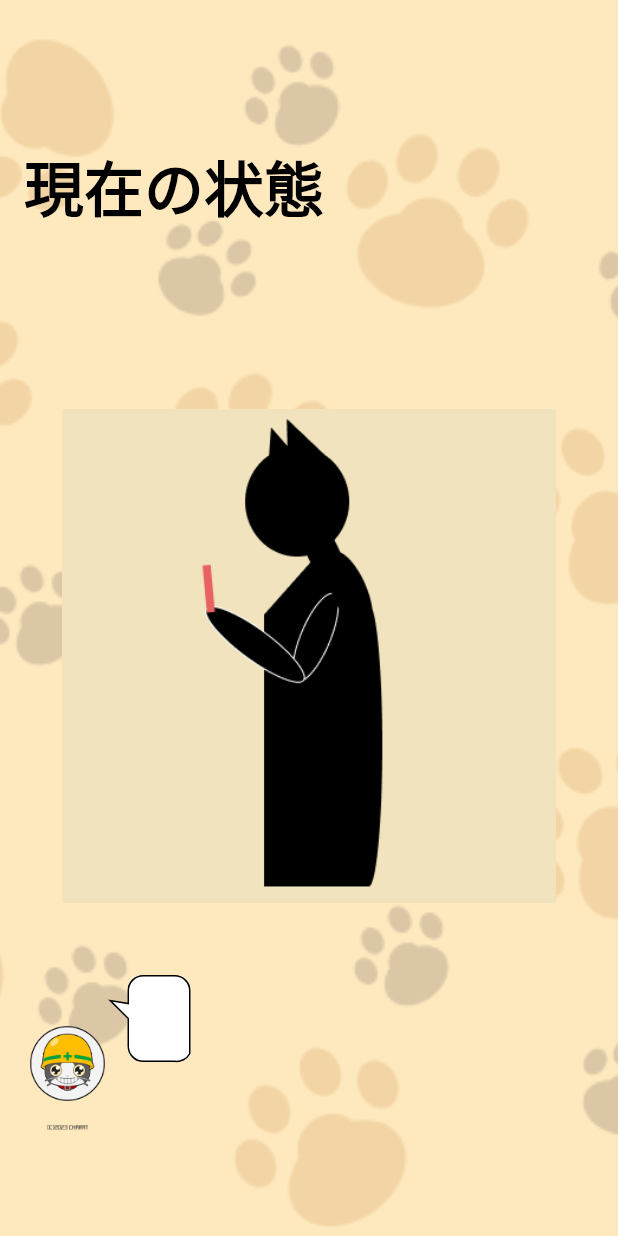
After one commit to eshishi/flutter, a Flutter app: the KMNHome screen opened directly, on a phone screen of 412 x 824 dp. The commit adds this screen. Run offline on Flutter 3.47's test engine with Material 2 defaults, Android fonts, the light colour scheme and no system bars; our stand-ins replace firebase_core, firebase_database, google_fonts, syncfusion_flutter_charts; missing offline and left inert: dart:ffi; accounts and stored records are empty.

Commit message:
とりあえずの完成

```diff
--- /dev/null
+++ b/lib/KMN_home.dart
@@ -0,0 +1,230 @@
+import 'package:flutter/material.dart';
+import 'package:firebase_database/firebase_database.dart';
+import 'package:syncfusion_flutter_charts/charts.dart';
+
+class KMNHome extends StatefulWidget {
+  const KMNHome({Key? key}) : super(key: key);
+
+  @override
+  State<KMNHome> createState() => _KMNHomeState();
+}
+
+class _KMNHomeState extends State<KMNHome> {
+  FirebaseDatabase database = FirebaseDatabase.instance;
+
+  DatabaseReference ref = FirebaseDatabase.instance.ref();
+
+  //状態のテキスト格納用変数
+  String status = '';
+
+  //吹き出しテキスト格納用変数
+  String bubble = '';
+
+  @override
+  var stateNum;
+
+  @override
+  void initState() {
+    stateNum = 0;
+    super.initState();
+    ref
+        .child('test/-NQcUOvNQPtZmec-M65n/data')
+        .orderByChild('timestamp')
+        .limitToLast(1)
+        .onValue
+        .listen(
+      (event) {
+        var snapshot = event.snapshot;
+        if (snapshot.value != null) {
+          setState(
+            () {
+              stateNum = snapshot.children.first.child('state').value;
+              if (snapshot.value == 0) {
+                bubble = '素晴らしいにゃ！そのままの姿勢で頑張るにゃ!';
+                status = '素晴らしい';
+              } else if (snapshot.value == 1) {
+                bubble = 'ダメにゃ、姿勢が崩れてるにゃ～';
+                status = 'ダメ';
+              } else {
+                bubble = 'ダメダメにゃ～、もっと頑張るにゃ～';
+                status = 'ダメダメ';
+              }
+            },
+          );
+        }
+      },
+    );
+  }
+
+  @override
+  Widget build(BuildContext context) {
+    return Scaffold(
+      body: Center(
+        child: Container(
+          decoration: const BoxDecoration(
+            image: DecorationImage(
+              image: AssetImage('images/R30％.png'),
+              fit: BoxFit.cover,
+            ),
+          ),
+          //状態を示す人形画像
+          child: Stack(
+            children: [
+              Center(
+                child: SizedBox(
+                  height: 380,
+                  child: Padding(
+                    padding: const EdgeInsets.only(top: 50.50),
+                    child: Image.asset('images/nekoze_cat_01.png'),
+                  ),
+                ),
+              ),
+              //テキスト(現在の状態)
+              const Positioned(
+                top: 50,
+                left: 0,
+                right: 180,
+                child: SizedBox(
+                  height: 150,
+                  child: Center(
+                    child: Text(
+                      '現在の状態',
+                      style: TextStyle(
+                        color: Colors.black,
+                        fontSize: 40,
+                        fontWeight: FontWeight.w900,
+                      ),
+                    ),
+                  ),
+                ),
+              ),
+              //status(状態を表す文字)
+              Positioned(
+                bottom: 30,
+                left: 85,
+                right: 0,
+                child: SizedBox(
+                  height: 1100,
+                  child: Center(
+                    child: Text(
+                      status,
+                      style: const TextStyle(
+                        color: Colors.black,
+                        fontSize: 35,
+                        fontWeight: FontWeight.bold,
+                      ),
+                    ),
+                  ),
+                ),
+              ),
+              //左下のアイコン画像
+              Positioned(
+                bottom: 70,
+                left: 0,
+                child: Image.asset(
+                  'images/neko_icon.png',
+                  width: 90,
+                  height: 90,
+                ),
+              ),
+              Container(
+                margin: const EdgeInsets.only(top: 650.0, left: 85),
+                padding: const EdgeInsets.symmetric(
+                  vertical: 20.0,
+                  horizontal: 20.0,
+                ),
+                child: Text(bubble),
+                decoration: ShapeDecoration(
+                  color: Colors.white,
+                  shape: BubbleBorder(
+                    width: 1,
+                    radius: 10,
+                  ),
+                ),
+              ),
+            ],
+          ),
+        ),
+      ),
+    );
+  }
+}
+
+class HexColor extends Color {
+  static int _getColorFromHex(String hexColor) {
+    hexColor = hexColor.toUpperCase().replaceAll('#', '');
+    if (hexColor.length == 6) {
+      hexColor = 'FF$hexColor';
+    }
+    return int.parse(hexColor, radix: 16);
+  }
+
+  HexColor(final String hexColor) : super(_getColorFromHex(hexColor));
+}
+
+class BubbleBorder extends ShapeBorder {
+  BubbleBorder({
+    required this.width,
+    required this.radius,
+  });
+
+  final double width;
+  final double radius;
+
+  @override
+  EdgeInsetsGeometry get dimensions {
+    return EdgeInsets.all(width);
+  }
+
+  @override
+  Path getInnerPath(Rect rect, {TextDirection? textDirection}) {
+    return getOuterPath(
+      rect.deflate(width / 2.0),
+      textDirection: textDirection,
+    );
+  }
+
+  @override
+  Path getOuterPath(Rect rect, {TextDirection? textDirection}) {
+    final r = radius;
+    final rs = radius / 2;
+    final w = rect.size.width;
+    final h = rect.size.height;
+
+    return Path()
+      ..addPath(
+        Path()
+          ..moveTo(r, 0)
+          ..lineTo(w - r, 0)
+          ..arcToPoint(Offset(w, r), radius: Radius.circular(r))
+          ..lineTo(w, h - rs)
+          ..arcToPoint(Offset(w - r, h), radius: Radius.circular(r))
+          ..lineTo(r, h)
+          ..arcToPoint(Offset(0, h - r), radius: Radius.circular(r))
+          ..lineTo(0, h / 2)
+          ..relativeLineTo(-12, -12)
+          ..lineTo(0, h / 2 - 10)
+          ..lineTo(0, r)
+          ..arcToPoint(Offset(r, 0), radius: Radius.circular(r)),
+        Offset(rect.left, rect.top),
+      );
+  }
+
+  @override
+  void paint(Canvas canvas, Rect rect, {TextDirection? textDirection}) {
+    final paint = Paint()
+      ..style = PaintingStyle.stroke
+      ..strokeWidth = 1
+      ..color = Colors.black;
+    canvas.drawPath(
+      getOuterPath(
+        rect.deflate(width / 2.0),
+        textDirection: textDirection,
+      ),
+      paint,
+    );
+  }
+
+  @override
+  ShapeBorder scale(double t) => this;
+}
--- a/lib/stateScreen.dart
+++ b/lib/stateScreen.dart
@@ -1,4 +1,5 @@
 import 'package:flutter/material.dart';
+import 'package:flutter_study/Kam_circle_graphScreen.dart';
 import 'package:flutter_study/home.dart';
 import 'package:flutter_study/my_appbar.dart';
 import '100%graph.dart';
--- a/pubspec.yaml
+++ b/pubspec.yaml
@@ -38,6 +38,7 @@
   firebase_database: ^10.0.15
   fl_chart: ^0.61.0
   syncfusion_flutter_charts: ^20.4.53
+  google_fonts: ^4.0.3
 
 dev_dependencies:
   flutter_test:
```
Also changed, not shown: lib/100%graph.dart (+9 -8 lines), lib/Kam_circle_graphScreen.dart (added, +96 -0 lines), lib/circle_graphScreen.dart (+72 -10 lines), lib/home.dart (+47 -4 lines), images/neko_icon.png (added), pubspec.lock, 2 other files.
